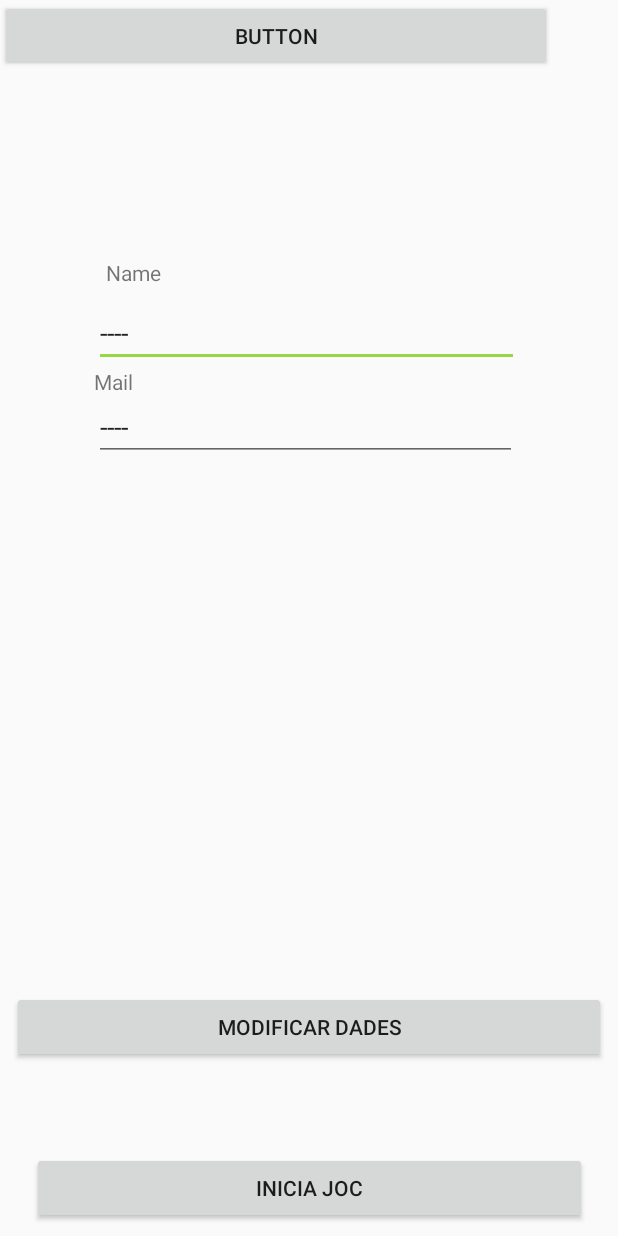
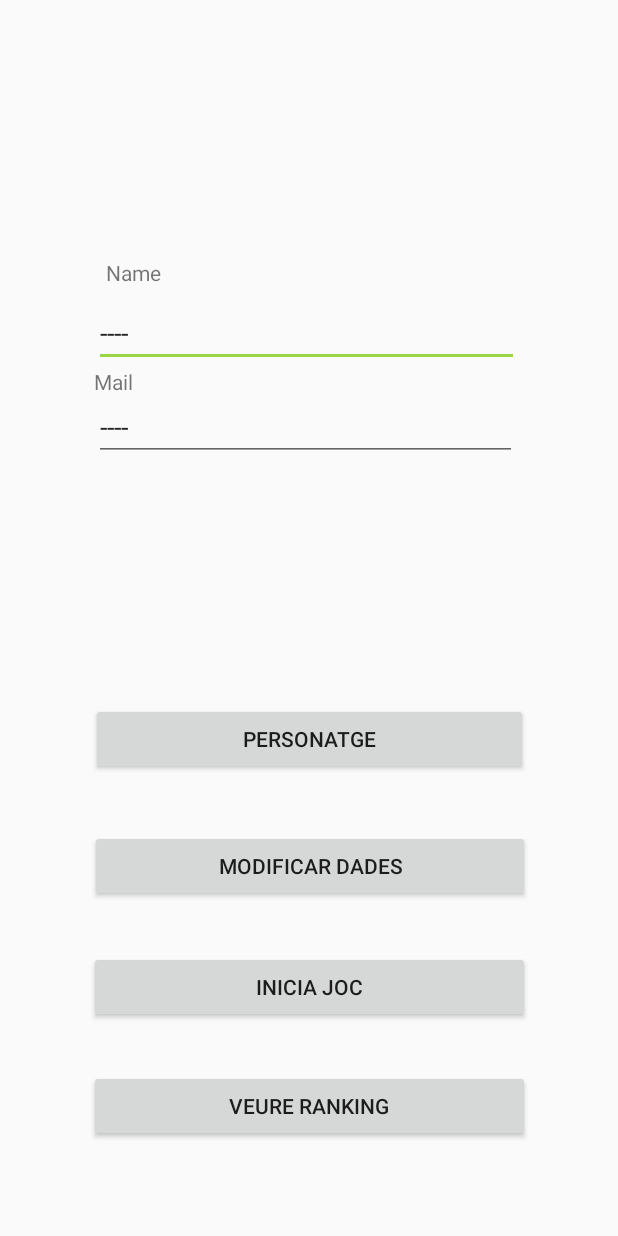
Before and after one commit to AnnaDiazPineda/ClientJocTalesOfEetac, an Android app: the DatosPersonales screen opened directly, with no data from a screen before it, on a phone screen of 412 x 824 dp. Run offline under Robolectric (Android 15) with nearby library versions, the phone set to English and light mode, and no system bars.

Commit message:
++ranking activity

```diff
--- a/app/src/main/java/edu/upc/dsa/clientjoc/DatosPersonales.java
+++ b/app/src/main/java/edu/upc/dsa/clientjoc/DatosPersonales.java
@@ -32,6 +32,7 @@ public class DatosPersonales extends AppCompatActivity {
     private Button modificarJugador;
     private Button personajes;
     private Jugador mijugador;
+    private Button veureRanking;
 
     //retrofit
     private ApiService mRestAdapter;
@@ -52,7 +53,8 @@ public class DatosPersonales extends AppCompatActivity {
         mRestAdapter =  ApiAdapter.getApiService();
         iniciaJoc = (Button) findViewById(R.id.bIniciaJoc);
         modificarJugador= (Button) findViewById(R.id.bModificar);
-        personajes =(Button) findViewById(R.id.personajesb);
+       // personajes =(Button) findViewById(R.id.personajesb);
+        veureRanking = (Button) findViewById(R.id.btnRanking) ;
 
         Intent intent = getIntent();
         String value = intent.getStringExtra("jugador"); //if it's a string you stored.
@@ -83,7 +85,7 @@ public class DatosPersonales extends AppCompatActivity {
                 DatosPersonales.this.startActivity(myIntent);
             }
         });
-        personajes.setOnClickListener(new View.OnClickListener() {
+       /* personajes.setOnClickListener(new View.OnClickListener() {
             @Override
             public void onClick(View view) {
                 Intent myIntent = new Intent(DatosPersonales.this, PersonajesActivity.class);
@@ -97,7 +99,7 @@ public class DatosPersonales extends AppCompatActivity {
                 }
                 startActivity(myIntent);
             }
-        });
+        });*/
 
 
 
@@ -118,6 +120,14 @@ public class DatosPersonales extends AppCompatActivity {
             }
         });
 
+        veureRanking.setOnClickListener(new View.OnClickListener() {
+            @Override
+            public void onClick(View view) {
+                Intent intentRanking = new Intent(DatosPersonales.this, Ranking.class);
+                startActivity(intentRanking);
+            }
+        });
+
 
 
 
--- a/app/src/main/java/edu/upc/dsa/clientjoc/MapaActivity.java
+++ b/app/src/main/java/edu/upc/dsa/clientjoc/MapaActivity.java
@@ -20,7 +20,7 @@ import retrofit2.Callback;
 import retrofit2.Response;
 
 /**
- * Created by Marta on 12/12/2017.
+ * Created by Anna on 12/12/2017.
  */
 
 public class MapaActivity extends AppCompatActivity{
@@ -68,8 +68,8 @@ public class MapaActivity extends AppCompatActivity{
 
     public void getMapaFromServer() {
 
-        Call<String> loginCall = ApiAdapter.getApiService().getMapa();
-        loginCall.enqueue(new Callback<String>() {
+        Call<String> mapaCall = ApiAdapter.getApiService().getMapa();
+        mapaCall.enqueue(new Callback<String>() {
             @Override
             public void onResponse(Call<String> call, Response<String> response) {
                 switch (response.code()) {
--- a/app/src/main/java/edu/upc/dsa/clientjoc/PersonajesActivity.java
+++ b/app/src/main/java/edu/upc/dsa/clientjoc/PersonajesActivity.java
@@ -98,7 +98,7 @@ public class PersonajesActivity extends AppCompatActivity {
                             {
                                 TextView text = new TextView(PersonajesActivity.this);
                                 ImageView mi = new ImageView(PersonajesActivity.this);
-                                mi.setImageResource(R.mipmap.helmet);
+                                //mi.setImageResource(R.mipmap.helmet);
                                 tr2.addView(mi);
                             }
                             TableLayout.LayoutParams mis = new TableLayout.LayoutParams(100,250);
--- a/app/src/main/java/edu/upc/dsa/clientjoc/inputOutput/ApiService.java
+++ b/app/src/main/java/edu/upc/dsa/clientjoc/inputOutput/ApiService.java
@@ -31,4 +31,6 @@ public interface ApiService {
     Call<String> getMapa();
 
 
+
+
 }
--- a/app/src/main/res/layout/activity_datos_personales.xml
+++ b/app/src/main/res/layout/activity_datos_personales.xml
@@ -8,22 +8,23 @@
 
     <Button
         android:id="@+id/bModificar"
-        android:layout_width="0dp"
+        android:layout_width="293dp"
         android:layout_height="wrap_content"
         android:layout_marginBottom="8dp"
-        android:layout_marginEnd="8dp"
-        android:layout_marginStart="8dp"
         android:layout_marginTop="8dp"
         android:text="Modificar Dades"
         app:layout_constraintBottom_toBottomOf="parent"
         app:layout_constraintEnd_toEndOf="parent"
+        app:layout_constraintHorizontal_bias="0.505"
+        app:layout_constraintLeft_toLeftOf="parent"
+        app:layout_constraintRight_toRightOf="parent"
         app:layout_constraintStart_toStartOf="parent"
         app:layout_constraintTop_toTopOf="@+id/linearLayout"
-        app:layout_constraintVertical_bias="0.82" />
+        app:layout_constraintVertical_bias="0.64" />
 
     <Button
         android:id="@+id/bIniciaJoc"
-        android:layout_width="370dp"
+        android:layout_width="294dp"
         android:layout_height="wrap_content"
         android:layout_marginBottom="8dp"
         android:layout_marginTop="8dp"
@@ -32,7 +33,33 @@
         app:layout_constraintLeft_toLeftOf="parent"
         app:layout_constraintRight_toRightOf="parent"
         app:layout_constraintTop_toTopOf="@+id/linearLayout"
-        app:layout_constraintVertical_bias="1.0" />
+        app:layout_constraintVertical_bias="0.775" />
+
+    <Button
+        android:id="@+id/personajesb"
+        android:layout_width="291dp"
+        android:layout_height="wrap_content"
+        android:layout_marginBottom="8dp"
+        android:layout_marginTop="8dp"
+        android:text="Personatge"
+        app:layout_constraintBottom_toBottomOf="parent"
+        app:layout_constraintLeft_toLeftOf="parent"
+        app:layout_constraintRight_toRightOf="parent"
+        app:layout_constraintTop_toTopOf="parent"
+        app:layout_constraintVertical_bias="0.606" />
+
+    <Button
+        android:id="@+id/btnRanking"
+        android:layout_width="294dp"
+        android:layout_height="wrap_content"
+        android:layout_marginBottom="8dp"
+        android:layout_marginTop="8dp"
+        android:text="Veure Ranking"
+        app:layout_constraintBottom_toBottomOf="parent"
+        app:layout_constraintLeft_toLeftOf="parent"
+        app:layout_constraintRight_toRightOf="parent"
+        app:layout_constraintTop_toTopOf="parent"
+        app:layout_constraintVertical_bias="0.928" />
 
     <LinearLayout
         android:id="@+id/linearLayout"
@@ -90,12 +117,4 @@
 
     </LinearLayout>
 
-    <Button
-        android:id="@+id/personajesb"
-        android:layout_width="368dp"
-        android:layout_height="wrap_content"
-        android:text="Button"
-        tools:layout_editor_absoluteX="8dp"
-        tools:layout_editor_absoluteY="364dp" />
-
 </android.support.constraint.ConstraintLayout>
```
Also changed, not shown: app/src/main/java/edu/upc/dsa/beans/Jugador.java (+0 -52 lines), app/src/main/java/edu/upc/dsa/clientjoc/Ranking.java (added, +41 -0 lines), app/src/main/res/layout/activity_ranking.xml (added, +70 -0 lines).
